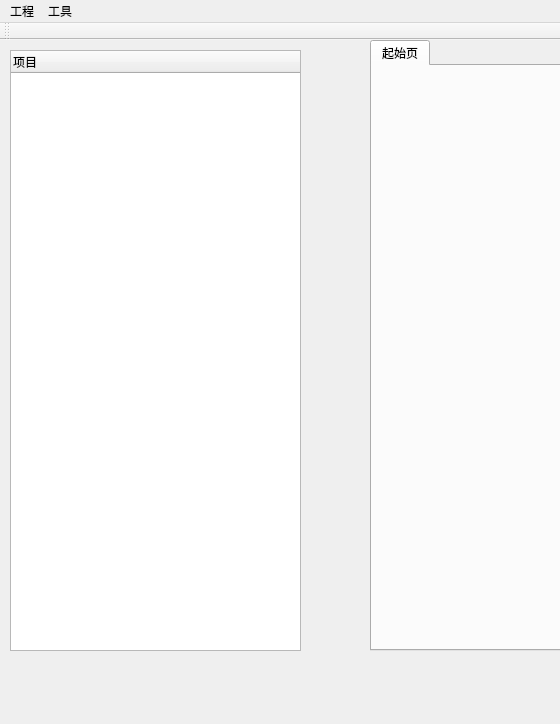
This is mainwindow.ui in Yao-Long/ingestor as Qt 5 draws it before an edit; both pictures show x 0 to 560 and y 0 to 724 of the 1195 by 724 pixel window. The edited form follows.
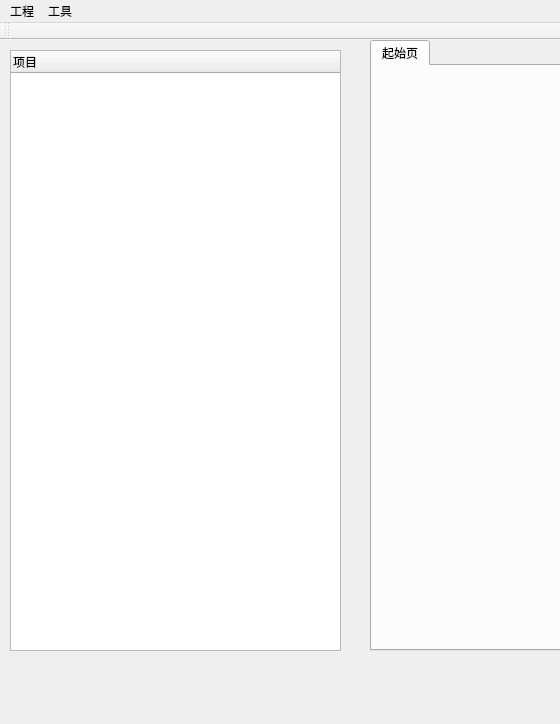
This is the edited form.

Patch:
```diff
--- a/mainwindow.ui
+++ b/mainwindow.ui
@@ -37,7 +37,7 @@
      <rect>
       <x>10</x>
       <y>10</y>
-      <width>291</width>
+      <width>331</width>
       <height>601</height>
      </rect>
     </property>
```
Left out of the diff: 8 changed lines with no effect on the pictures.
